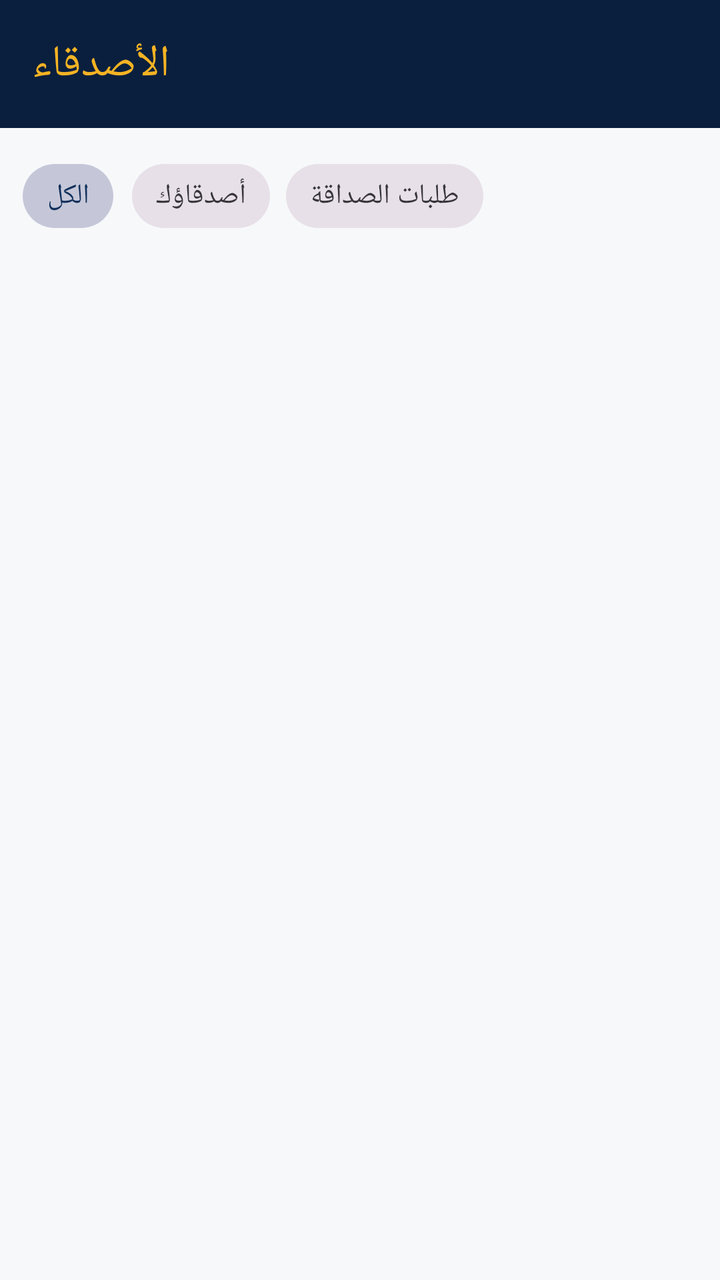
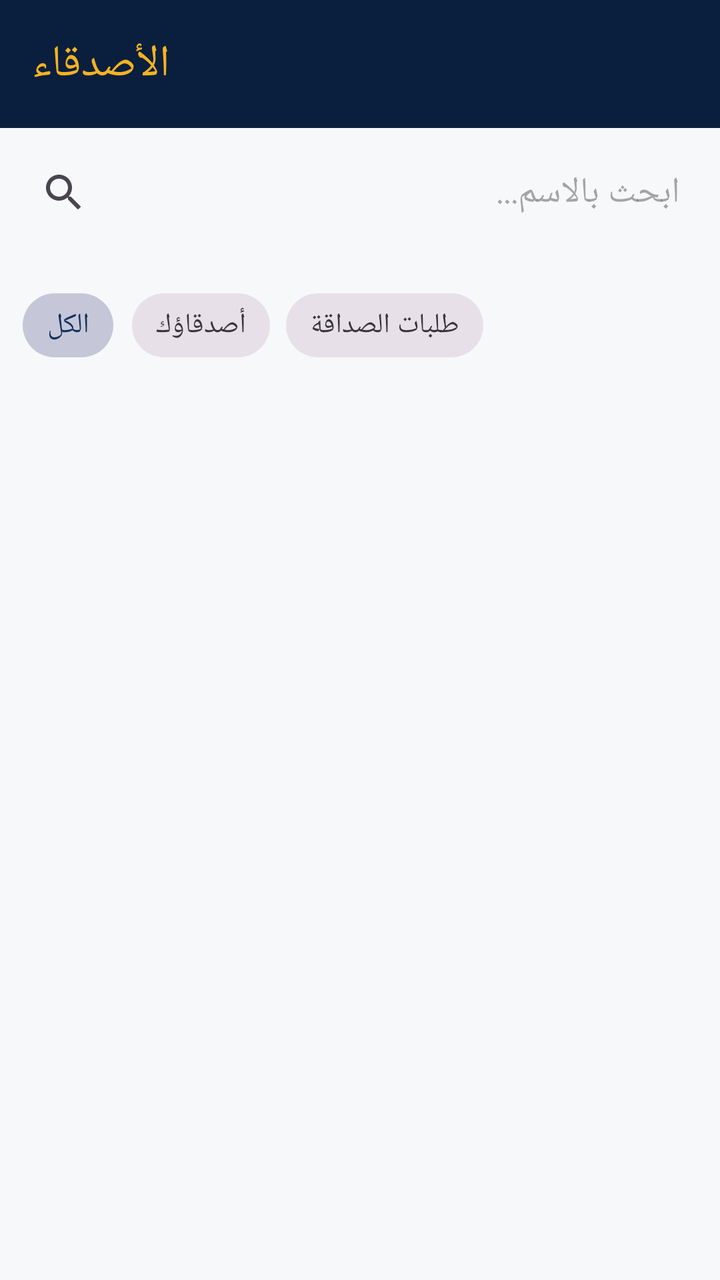

Compare the two renders of this Android layout. The source of the first and the diff that turns it into the second are given below.
<!-- AndroidManifest.xml: application theme Theme.EtudiantsDroitMaroc -->
<!-- res/layout/fragment_friends.xml -->
<?xml version="1.0" encoding="utf-8"?>
<LinearLayout xmlns:android="http://schemas.android.com/apk/res/android"
    xmlns:app="http://schemas.android.com/apk/res-auto"
    android:layout_width="match_parent"
    android:layout_height="match_parent"
    android:orientation="vertical"
    android:background="@color/off_white">

    <androidx.appcompat.widget.Toolbar
        android:layout_width="match_parent"
        android:layout_height="?attr/actionBarSize"
        android:background="@color/navy_dark"
        app:title="الأصدقاء"
        app:titleTextColor="@color/gold" />

    <com.google.android.material.chip.ChipGroup
        android:id="@+id/chipGroupFilter"
        android:layout_width="match_parent"
        android:layout_height="wrap_content"
        android:padding="10dp"
        app:singleSelection="true"
        app:selectionRequired="true">

        <com.google.android.material.chip.Chip
            android:id="@+id/chipAll"
            style="@style/Widget.MaterialComponents.Chip.Choice"
            android:layout_width="wrap_content"
            android:layout_height="wrap_content"
            android:checked="true"
            android:text="الكل" />

        <com.google.android.material.chip.Chip
            android:id="@+id/chipFriends"
            style="@style/Widget.MaterialComponents.Chip.Choice"
            android:layout_width="wrap_content"
            android:layout_height="wrap_content"
            android:text="أصدقاؤك" />

        <com.google.android.material.chip.Chip
            android:id="@+id/chipRequests"
            style="@style/Widget.MaterialComponents.Chip.Choice"
            android:layout_width="wrap_content"
            android:layout_height="wrap_content"
            android:text="طلبات الصداقة" />

    </com.google.android.material.chip.ChipGroup>

    <TextView
        android:id="@+id/tvEmpty"
        android:layout_width="match_parent"
        android:layout_height="wrap_content"
        android:layout_marginTop="40dp"
        android:gravity="center"
        android:text="ماكاينش حد بحال دابا"
        android:textColor="@color/text_secondary"
        android:visibility="gone" />

    <androidx.recyclerview.widget.RecyclerView
        android:id="@+id/rvPeople"
        android:layout_width="match_parent"
        android:layout_height="match_parent" />

</LinearLayout>
<!-- resources referenced by this layout -->
<resources>
  <color name="gold">#F5B324</color>
  <color name="navy_dark">#0A1F3D</color>
  <color name="off_white">#F7F8FA</color>
  <color name="text_secondary">#6B7280</color>
  <style name="Theme.EtudiantsDroitMaroc" parent="Theme.Material3.Light.NoActionBar">
          <item name="colorPrimary">@color/navy</item>
          <item name="colorPrimaryVariant">@color/navy_dark</item>
          <item name="colorSecondary">@color/gold</item>
          <item name="colorSecondaryVariant">@color/gold_light</item>
          <item name="android:statusBarColor">@color/navy_dark</item>
          <item name="android:windowBackground">@color/off_white</item>
          <item name="android:windowLightStatusBar" tools:targetApi="23">false</item>
      </style>
  <color name="navy">#12305C</color>
  <color name="gold_light">#FFD873</color>
</resources>

<!-- the commit's change to res/layout/fragment_friends.xml (unified diff, before → after) -->
@@ -12,6 +12,17 @@
         android:background="@color/navy_dark"
         app:title="الأصدقاء"
         app:titleTextColor="@color/gold" />
+
+    <com.google.android.material.textfield.TextInputEditText
+        android:id="@+id/etSearch"
+        android:layout_width="match_parent"
+        android:layout_height="wrap_content"
+        android:layout_margin="10dp"
+        android:hint="ابحث بالاسم..."
+        android:drawableStart="@drawable/ic_search"
+        android:drawablePadding="8dp"
+        android:padding="10dp"
+        android:background="@drawable/bg_input_field" />
 
     <com.google.android.material.chip.ChipGroup
         android:id="@+id/chipGroupFilter"
<!-- resource entries referenced after the edit -->
@@ -4,6 +4,23 @@
   <color name="navy_dark">#0A1F3D</color>
   <color name="off_white">#F7F8FA</color>
   <color name="text_secondary">#6B7280</color>
+  <!-- drawable bg_input_field (drawable) -->
+  <?xml version="1.0" encoding="utf-8"?>
+  <shape xmlns:android="http://schemas.android.com/apk/res/android" android:shape="rectangle">
+      <solid android:color="@color/off_white" />
+      <corners android:radius="20dp" />
+  </shape>
+  <!-- drawable ic_search (drawable) -->
+  <vector xmlns:android="http://schemas.android.com/apk/res/android"
+      android:width="24dp"
+      android:height="24dp"
+      android:viewportWidth="24"
+      android:viewportHeight="24"
+      android:tint="?attr/colorControlNormal">
+      <path
+          android:fillColor="#FF000000"
+          android:pathData="M15.5,14h-0.79l-0.28,-0.27C15.41,12.59 16,11.11 16,9.5 16,5.91 13.09,3 9.5,3S3,5.91 3,9.5 5.91,16 9.5,16c1.61,0 3.09,-0.59 4.23,-1.57l0.27,0.28v0.79l5,4.99L20.49,19l-4.99,-5zM9.5,14C7.01,14 5,11.99 5,9.5S7.01,5 9.5,5 14,7.01 14,9.5 11.99,14 9.5,14z" />
+  </vector>
   <style name="Theme.EtudiantsDroitMaroc" parent="Theme.Material3.Light.NoActionBar">
           <item name="colorPrimary">@color/navy</item>
           <item name="colorPrimaryVariant">@color/navy_dark</item>
